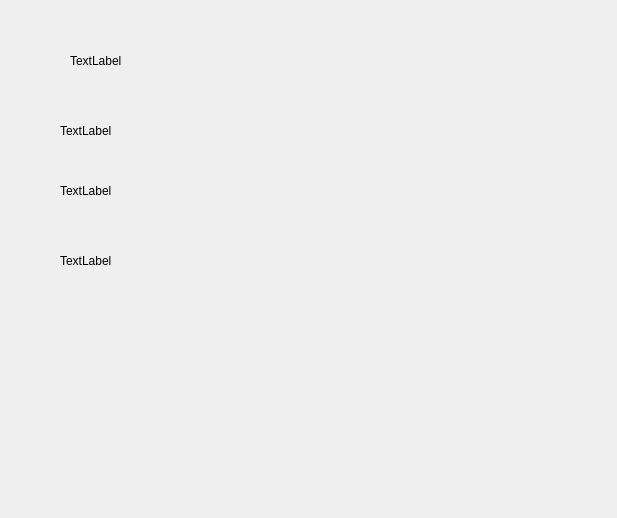
Old version of the form IHM-client/register.ui in the repository Manon-Arc/IHM_Unity-Qt.
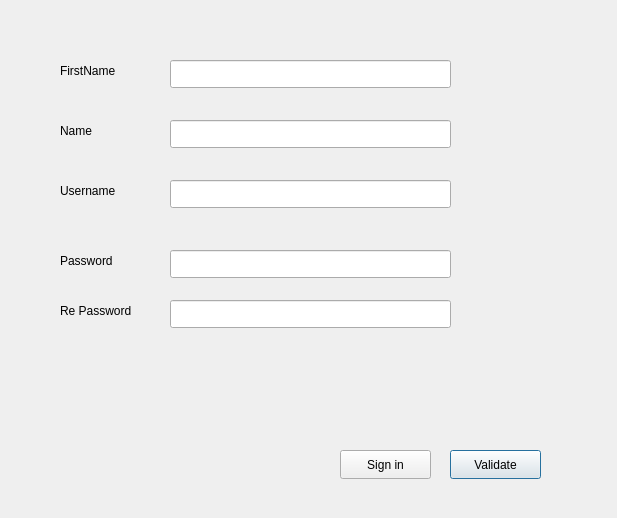
New version of the form.

Commit message: Update -> login and register without hash passwords

Patch:
```diff
--- a/IHM-client/register.ui
+++ b/IHM-client/register.ui
@@ -23,7 +23,7 @@
     </rect>
    </property>
    <property name="text">
-    <string>TextLabel</string>
+    <string>Name</string>
    </property>
   </widget>
   <widget class="QLabel" name="label_2">
@@ -31,12 +31,12 @@
     <rect>
      <x>60</x>
      <y>180</y>
-     <width>67</width>
+     <width>91</width>
      <height>21</height>
     </rect>
    </property>
    <property name="text">
-    <string>TextLabel</string>
+    <string>Username</string>
    </property>
   </widget>
   <widget class="QLabel" name="label_3">
@@ -44,25 +44,114 @@
     <rect>
      <x>60</x>
      <y>250</y>
-     <width>67</width>
+     <width>71</width>
      <height>21</height>
     </rect>
    </property>
    <property name="text">
-    <string>TextLabel</string>
+    <string>Password</string>
    </property>
   </widget>
   <widget class="QLabel" name="label_4">
    <property name="geometry">
     <rect>
-     <x>70</x>
-     <y>50</y>
-     <width>67</width>
+     <x>60</x>
+     <y>60</y>
+     <width>81</width>
      <height>21</height>
     </rect>
    </property>
    <property name="text">
-    <string>TextLabel</string>
+    <string>FirstName</string>
+   </property>
+  </widget>
+  <widget class="QLineEdit" name="firstname">
+   <property name="geometry">
+    <rect>
+     <x>170</x>
+     <y>60</y>
+     <width>281</width>
+     <height>28</height>
+    </rect>
+   </property>
+  </widget>
+  <widget class="QLineEdit" name="name">
+   <property name="geometry">
+    <rect>
+     <x>170</x>
+     <y>120</y>
+     <width>281</width>
+     <height>28</height>
+    </rect>
+   </property>
+  </widget>
+  <widget class="QLineEdit" name="username">
+   <property name="geometry">
+    <rect>
+     <x>170</x>
+     <y>180</y>
+     <width>281</width>
+     <height>28</height>
+    </rect>
+   </property>
+  </widget>
+  <widget class="QLineEdit" name="password1">
+   <property name="geometry">
+    <rect>
+     <x>170</x>
+     <y>250</y>
+     <width>281</width>
+     <height>28</height>
+    </rect>
+   </property>
+  </widget>
+  <widget class="QLabel" name="label_5">
+   <property name="geometry">
+    <rect>
+     <x>60</x>
+     <y>300</y>
+     <width>101</width>
+     <height>21</height>
+    </rect>
+   </property>
+   <property name="text">
+    <string>Re Password</string>
+   </property>
+  </widget>
+  <widget class="QLineEdit" name="password2">
+   <property name="geometry">
+    <rect>
+     <x>170</x>
+     <y>300</y>
+     <width>281</width>
+     <height>28</height>
+    </rect>
+   </property>
+  </widget>
+  <widget class="QPushButton" name="pb_validate">
+   <property name="geometry">
+    <rect>
+     <x>450</x>
+     <y>450</y>
+     <width>91</width>
+     <height>29</height>
+    </rect>
+   </property>
+   <property name="text">
+    <string>Validate</string>
+   </property>
+  </widget>
+  <widget class="QPushButton" name="pb_signin">
+   <property name="geometry">
+    <rect>
+     <x>340</x>
+     <y>450</y>
+     <width>91</width>
+     <height>29</height>
+    </rect>
+   </property>
+   <property name="text">
+    <string>Sign in</string>
    </property>
   </widget>
  </widget>
```
The commit also changes 6 other files.
